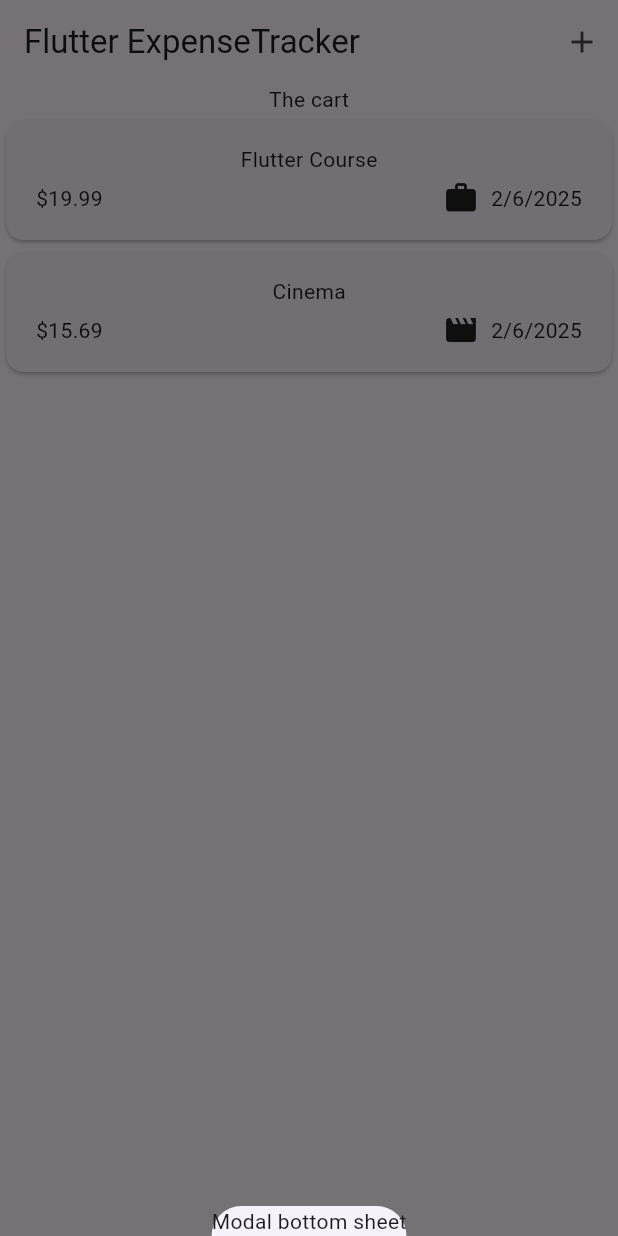
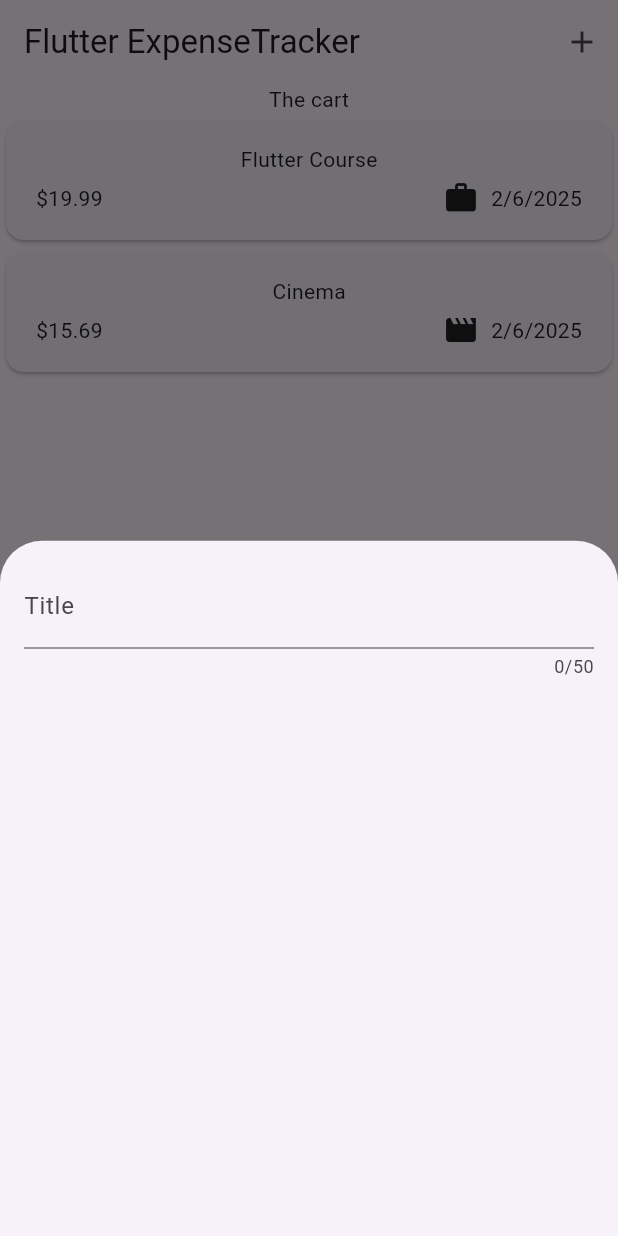
Before and after one commit to C4P741N/se_Maximilian_Schwarzmuller_Expense_Rracker, a Flutter app: the screen it shows after launch, after a tap on the "add" icon, on a phone screen of 412 x 824 dp. Run offline on Flutter 3.47's test engine with Material 3 defaults, Android fonts, the phone set to English and light mode, and no system bars.

Commit message:
Lesson 108

```diff
--- a/lib/widgets/expenses.dart
+++ b/lib/widgets/expenses.dart
@@ -1,5 +1,6 @@
 import 'package:expense_tracker/models/expense.dart';
 import 'package:expense_tracker/widgets/expenses_list/expenses_list.dart';
+import 'package:expense_tracker/widgets/new_expense.dart';
 import 'package:flutter/material.dart';
 
 class Expenses extends StatefulWidget {
@@ -30,7 +31,7 @@ class _ExpensesState extends State<Expenses> {
   void _openAddExpenseOverlay() {
     showModalBottomSheet(
       context: context,
-      builder: (ctx) => const Text('Modal bottom sheet'),
+      builder: (ctx) => NewExpense(),
     );
   }
 
--- /dev/null
+++ b/lib/widgets/new_expense.dart
@@ -0,0 +1,27 @@
+import 'package:flutter/material.dart';
+
+class NewExpense extends StatefulWidget {
+  @override
+  State<NewExpense> createState() {
+    return _NewExpenseState();
+  }
+}
+
+class _NewExpenseState extends State<NewExpense> {
+  @override
+  Widget build(BuildContext context) {
+    return const Padding(
+      padding: EdgeInsets.all(16),
+      child: Column(
+        children: [
+          TextField(
+            maxLength: 50,
+            decoration: InputDecoration(
+              label: Text('Title'),
+            ),
+          )
+        ],
+      ),
+    );
+  }
+}
```
